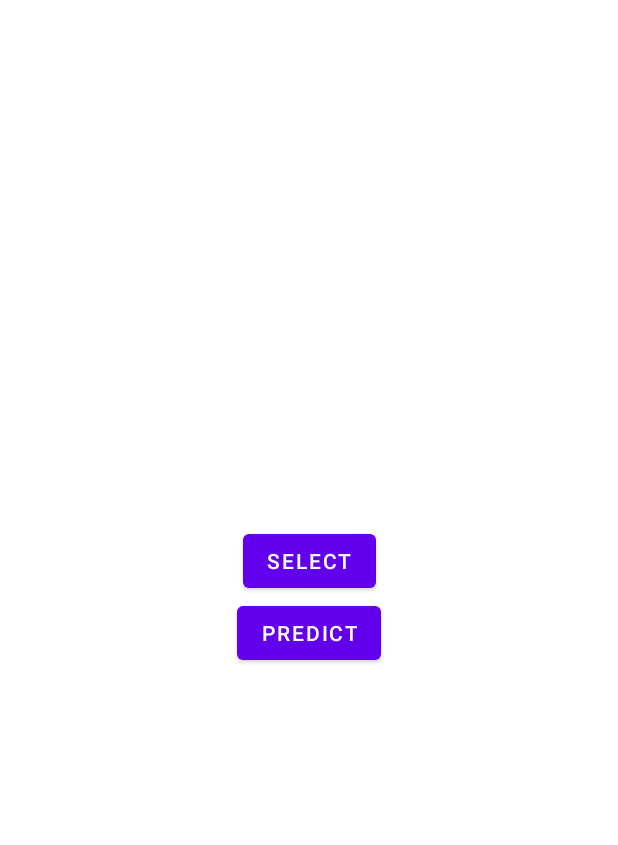
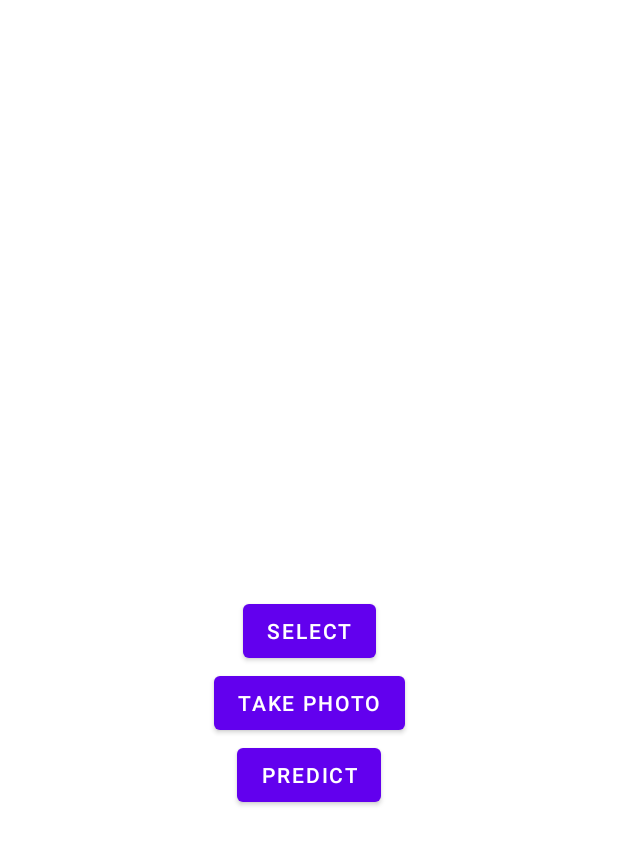
Before and after one commit to reenalad/Image-Recognition-App, an Android app: the layout activity_main.xml on its own in the app's theme, with its tools: preview values and no code run, on a phone screen of 412 x 824 dp. Shown: the top 845 px of the screen. Run offline under Robolectric (Android 15) with nearby library versions, the phone set to English and light mode, and no system bars; network calls fail.

Commit message:
Image Recognition App -Added camera button to allow user to take a photo -Created landscape layout -Saved state for orientation changes

```diff
--- a/app/src/main/res/layout/activity_main.xml
+++ b/app/src/main/res/layout/activity_main.xml
@@ -14,26 +14,37 @@
         app:layout_constraintLeft_toLeftOf="parent"
         app:layout_constraintRight_toRightOf="parent"
         app:layout_constraintBottom_toTopOf="@id/selectButton"
-        android:layout_marginTop="50dp"/>
+        android:layout_marginTop="25dp"
+        android:contentDescription="@string/image"/>
 
     <Button
         android:id="@+id/selectButton"
         android:layout_width="wrap_content"
         android:layout_height="wrap_content"
-        android:text="Select"
+        android:text="@string/select"
         app:layout_constraintTop_toBottomOf="@id/image"
         app:layout_constraintLeft_toLeftOf="parent"
         app:layout_constraintRight_toRightOf="parent"
         app:layout_constraintBottom_toTopOf="@id/predictButton"
-        android:layout_marginTop="50dp"
+        android:layout_marginTop="25dp"
+        />
+
+    <Button
+        android:id="@+id/cameraButton"
+        android:layout_width="wrap_content"
+        android:layout_height="wrap_content"
+        android:text="@string/take_photo"
+        app:layout_constraintTop_toBottomOf="@id/selectButton"
+        app:layout_constraintLeft_toLeftOf="parent"
+        app:layout_constraintRight_toRightOf="parent"
         />
 
     <Button
         android:id="@+id/predictButton"
         android:layout_width="wrap_content"
         android:layout_height="wrap_content"
-        android:text="Predict"
-        app:layout_constraintTop_toBottomOf="@id/selectButton"
+        android:text="@string/predict"
+        app:layout_constraintTop_toBottomOf="@id/cameraButton"
         app:layout_constraintLeft_toLeftOf="parent"
         app:layout_constraintRight_toRightOf="parent"
         />
--- a/app/src/main/res/values/strings.xml
+++ b/app/src/main/res/values/strings.xml
@@ -1,3 +1,7 @@
 <resources>
     <string name="app_name">Image Recognition</string>
+    <string name="select">Select</string>
+    <string name="take_photo">Take Photo</string>
+    <string name="predict">Predict</string>
+    <string name="image">Image</string>
 </resources>
--- /dev/null
+++ b/app/src/main/res/xml/file_paths.xml
@@ -0,0 +1,6 @@
+<?xml version="1.0" encoding="utf-8"?>
+<paths>
+    <external-path
+        name="external_files"
+        path="." />
+</paths>
```
Also changed, not shown: app/src/main/AndroidManifest.xml (+17 -0 lines), app/src/main/java/com/example/imagerecognition/MainActivity.kt (+129 -45 lines).
